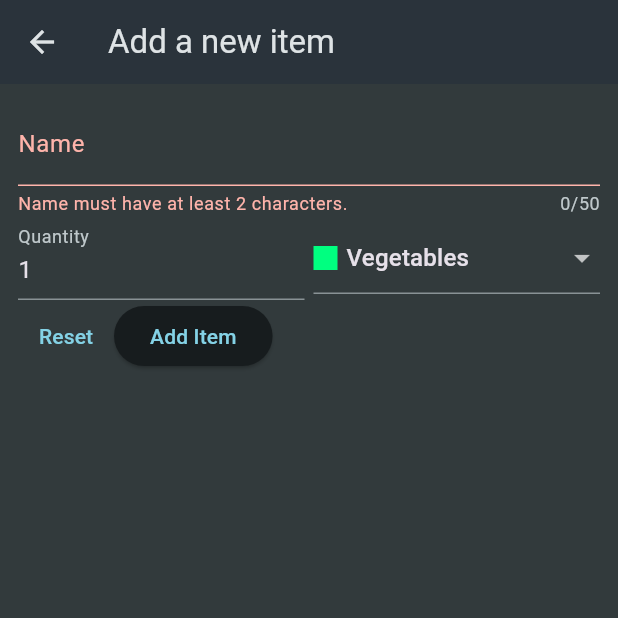
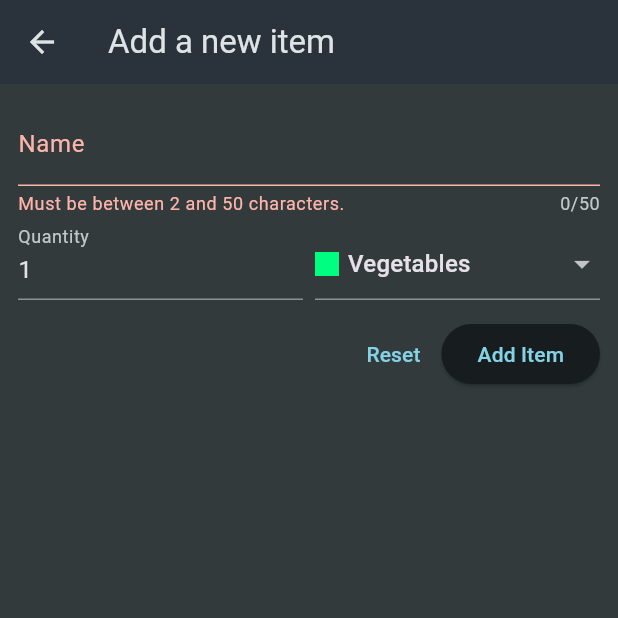
Before and after one commit to ZKBorja/CSIT284-Borja, a Flutter app: the NewItem screen opened directly, after a tap on "Add Item", on a phone screen of 412 x 824 dp, the top half of it. Run offline on Flutter 3.47's test engine with Material 3 defaults, Android fonts, the phone set to English and light mode, and no system bars; our stand-ins replace flutter_riverpod, google_fonts, transparent_image.

Commit message:
Perform add item

```diff
--- a/shopping_list/lib/widgets/new_item.dart
+++ b/shopping_list/lib/widgets/new_item.dart
@@ -1,8 +1,11 @@
 import 'package:flutter/material.dart';
 import 'package:shopping_list/data/categories.dart';
+import 'package:shopping_list/models/category.dart';
+import 'package:shopping_list/models/grocery_item.dart';
 
 class NewItem extends StatefulWidget {
   const NewItem({super.key});
+
   @override
   State<NewItem> createState() {
     return _NewItemState();
@@ -11,82 +14,135 @@
 
 class _NewItemState extends State<NewItem> {
   final _formKey = GlobalKey<FormState>();
+  var _enteredName = '';
+  var _enteredQuantity = 1;
+  var _selectedCategory = categories[Categories.vegetables]!;
 
-  void _saveItem(){
-    _formKey.currentState!.validate();
+  void _saveItem() {
+    if (_formKey.currentState!.validate()) {
+      _formKey.currentState!.save();
+      Navigator.of(context).pop(
+        GroceryItem(
+          id: DateTime.now().toString(),
+          name: _enteredName,
+          quantity: _enteredQuantity,
+          category: _selectedCategory,
+        ),
+      );
+    }
+  }
+
+  void _resetForm() {
+    _formKey.currentState!.reset();
+    setState(() {
+      _selectedCategory = categories[Categories.vegetables]!;
+    });
   }
 
   @override
   Widget build(BuildContext context) {
     return Scaffold(
       appBar: AppBar(
-        title: const Text('Add a new item'),),
+        title: const Text('Add a new item'),
+      ),
       body: Padding(
-        padding: EdgeInsets.all(12),
+        padding: const EdgeInsets.all(12),
         child: Form(
           key: _formKey,
           child: Column(
             children: [
               TextFormField(
                 maxLength: 50,
-                decoration: InputDecoration(
-                  label: const Text('Name')),
-                  validator:(value) {
-                    if (value == null || value.trim().length <= 1) {
-                      return 'Name must have at least 2 characters.';
+                decoration: const InputDecoration(
+                  label: Text('Name'),
+                ),
+                validator: (value) {
+                  if (value == null ||
+                      value.trim().isEmpty ||
+                      value.trim().length <= 1 ||
+                      value.trim().length > 50) {
+                    return 'Must be between 2 and 50 characters.';
                   }
                   return null;
                 },
+                onSaved: (value) {
+                  _enteredName = value!;
+                },
               ),
               Row(
+                crossAxisAlignment: CrossAxisAlignment.end,
                 children: [
                   Expanded(
                     child: TextFormField(
                       keyboardType: TextInputType.number,
-                      decoration: InputDecoration(
-                        label: const Text('Quantity')),
-                        initialValue: '1',
-                        validator:(value) {
-                          if (value == null || int.tryParse(value) == null || int.parse(value) <= 0) {
-                            return 'Input must be positive.';
+                      decoration: const InputDecoration(
+                        label: Text('Quantity'),
+                      ),
+                      initialValue: _enteredQuantity.toString(),
+                      validator: (value) {
+                        if (value == null ||
+                            int.tryParse(value) == null ||
+                            int.parse(value) <= 0) {
+                          return 'Must be a valid, positive number.';
                         }
                         return null;
-                        }
+                      },
+                      onSaved: (value) {
+                        _enteredQuantity = int.parse(value!);
+                      },
                     ),
                   ),
-                  SizedBox(width: 6,),
+                  const SizedBox(width: 8),
                   Expanded(
                     child: DropdownButtonFormField(
+                      initialValue: _selectedCategory,
                       items: [
                         for (final category in categories.entries)
                           DropdownMenuItem(
+                            value: category.value,
                             child: Row(
                               children: [
                                 Container(
-                              width: 16, height: 16,
+                                  width: 16,
+                                  height: 16,
                                   color: category.value.color,
-
                                 ),
-                               SizedBox(width: 6,),
+                                const SizedBox(width: 6),
                                 Text(category.value.title),
-                            ],)
-
-                        )
-                      ],
-                      onChanged: (value) {}
-                      ,)
-                   ,)
-                ],
-              ),
-              Row(
-                children: [ TextButton(onPressed: () {}, child: const Text('Reset')),
-                ElevatedButton(onPressed: _saveItem, child: const Text('Add Item'))
-                ],
-                )
                               ],
                             ),
                           ),
-      )
+                      ],
+                      onChanged: (value) {
+                        setState(() {
+                          _selectedCategory = value!;
+                        });
+                      },
+                      onSaved: (value) {
+                        _selectedCategory = value!;
+                      },
+                    ),
+                  ),
+                ],
+              ),
+              const SizedBox(height: 12),
+              Row(
+                mainAxisAlignment: MainAxisAlignment.end,
+                children: [
+                  TextButton(
+                    onPressed: _resetForm,
+                    child: const Text('Reset'),
+                  ),
+                  ElevatedButton(
+                    onPressed: _saveItem,
+                    child: const Text('Add Item'),
+                  ),
+                ],
+              ),
+            ],
+          ),
+        ),
+      ),
     );
   }
 }
```
Also changed, not shown: shopping_list/lib/widgets/grocery_list.dart (+26 -10 lines). Lines whose indentation alone changed are shown as unchanged.
